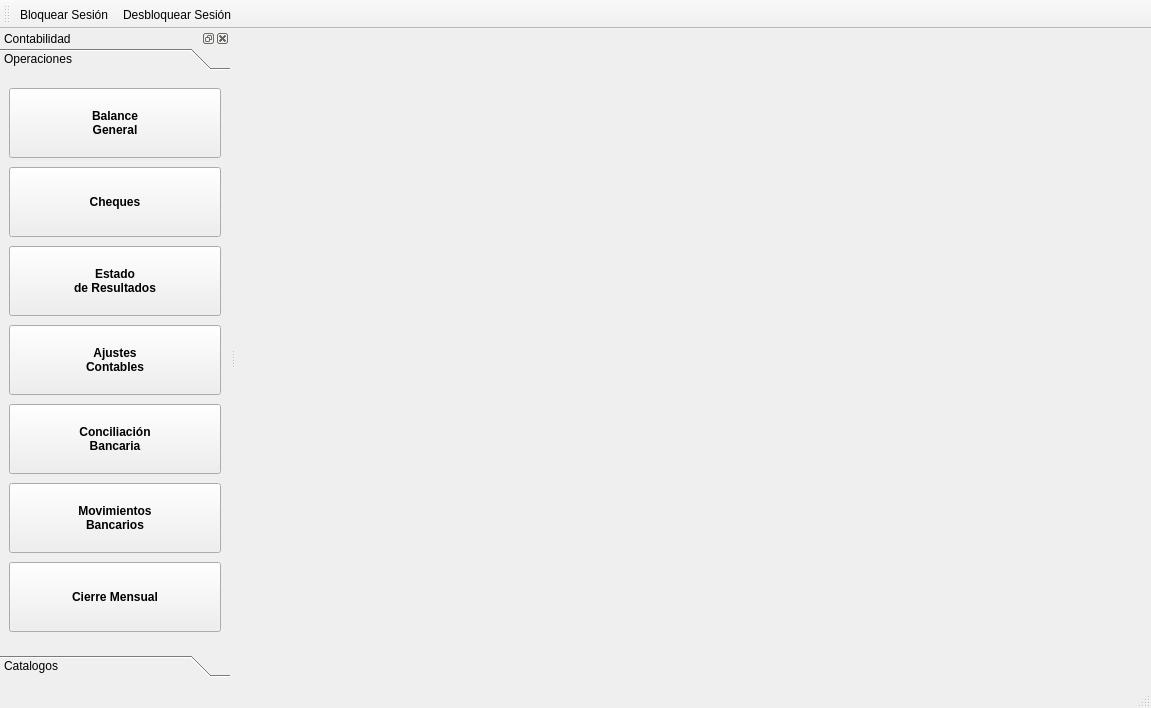
Above: esquipulaspy/ui/mainwindowcontabilidad.ui from armonge/EsquipulasPy before the change. Below: the same form after it.
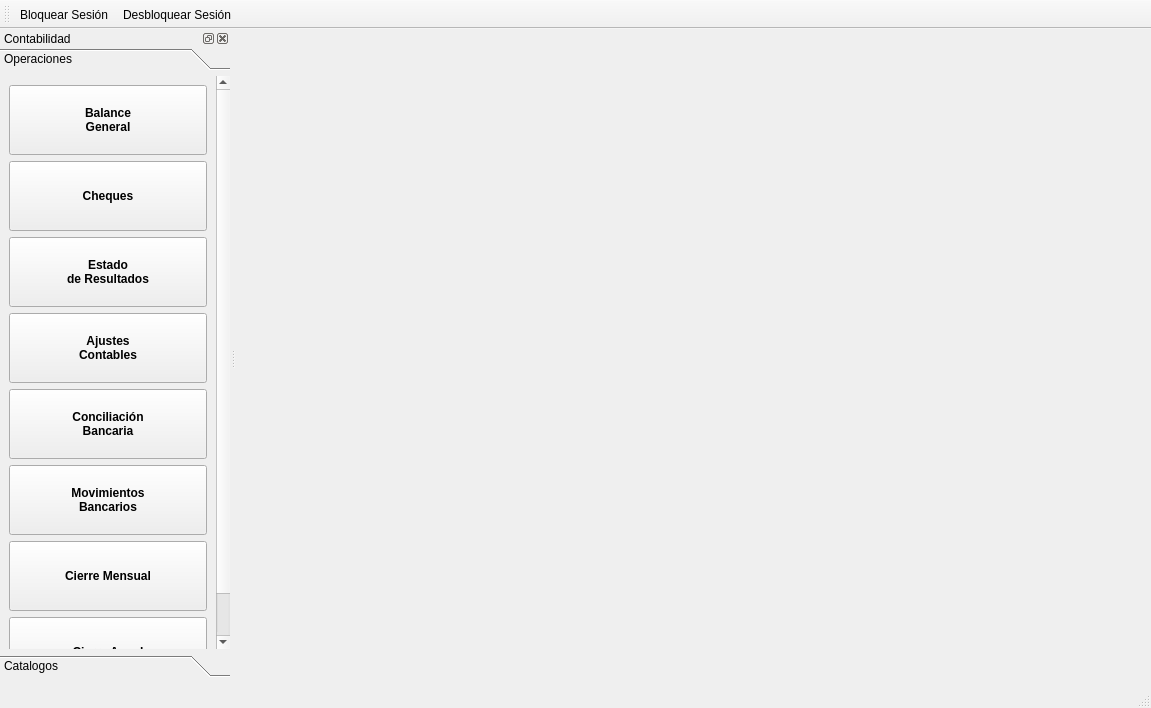
That is the form after the change. Icons and pictures are not drawn.

Commit message: Cambios en mainwindowcontabilidad y cierrecontable

Diff of the .ui file:
```diff
--- a/esquipulaspy/ui/mainwindowcontabilidad.ui
+++ b/esquipulaspy/ui/mainwindowcontabilidad.ui
@@ -94,7 +94,7 @@
           <x>0</x>
           <y>0</y>
           <width>214</width>
-          <height>560</height>
+          <height>620</height>
          </rect>
         </property>
         <attribute name="label">
@@ -435,6 +435,53 @@
            </property>
           </widget>
          </item>
+         <item row="7" column="0">
+          <widget class="QPushButton" name="btnCierreAnual">
+           <property name="sizePolicy">
+            <sizepolicy hsizetype="MinimumExpanding" vsizetype="Fixed">
+             <horstretch>0</horstretch>
+             <verstretch>0</verstretch>
+            </sizepolicy>
+           </property>
+           <property name="minimumSize">
+            <size>
+             <width>0</width>
+             <height>70</height>
+            </size>
+           </property>
+           <property name="font">
+            <font>
+             <weight>75</weight>
+             <bold>true</bold>
+            </font>
+           </property>
+           <property name="text">
+            <string>Cierre Anual</string>
+           </property>
+           <property name="icon">
+            <iconset resource="res.qrc">
+             <normaloff>:/images/res/view-pim-tasks.png</normaloff>:/images/res/view-pim-tasks.png</iconset>
+           </property>
+           <property name="iconSize">
+            <size>
+             <width>48</width>
+             <height>48</height>
+            </size>
+           </property>
+           <property name="shortcut">
+            <string>Ctrl+4</string>
+           </property>
+           <property name="autoDefault">
+            <bool>false</bool>
+           </property>
+           <property name="default">
+            <bool>false</bool>
+           </property>
+           <property name="flat">
+            <bool>false</bool>
+           </property>
+          </widget>
+         </item>
         </layout>
        </widget>
        <widget class="QWidget" name="page">
```
Left out of the diff: 4 changed lines with no effect on the pictures. The commit also changes 5 other files.
